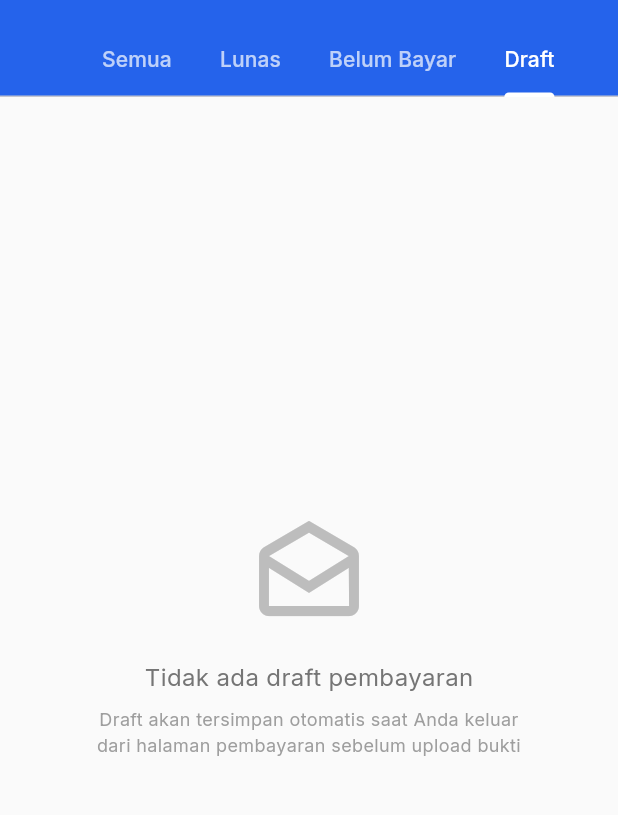
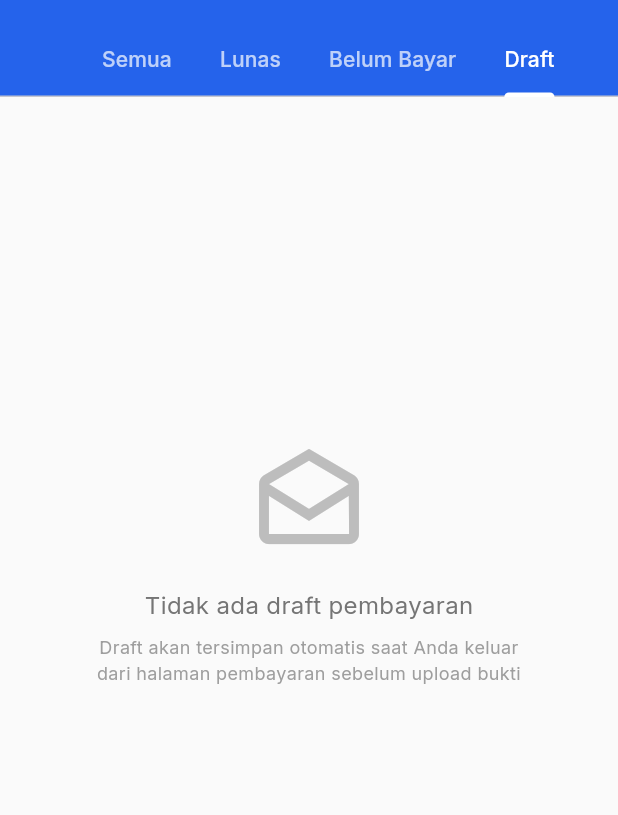
Before and after one commit to Zhal235/SIMPELS-2.0, a Flutter app: the PembayaranTab screen opened directly, tab 4 chosen, on a phone screen of 412 x 824 dp, the part 59-874 px from its top. Run offline on Flutter 3.47's test engine with Material 3 defaults, Android fonts, the light colour scheme and no system bars; our stand-ins replace dio, google_fonts, image_picker, shared_preferences; accounts and stored records are empty.

```diff
--- a/mobile/lib/screens/home_screen.dart
+++ b/mobile/lib/screens/home_screen.dart
@@ -777,7 +777,12 @@ class _PembayaranTabState extends State<PembayaranTab>
 
   Widget _buildTagihanList(List<dynamic> tagihan) {
     if (tagihan.isEmpty) {
-      return Center(
+      return ListView(
+        physics: const AlwaysScrollableScrollPhysics(),
+        children: [
+          SizedBox(
+            height: MediaQuery.of(context).size.height - 300,
+            child: Center(
               child: Column(
                 mainAxisAlignment: MainAxisAlignment.center,
                 children: [
@@ -790,11 +795,15 @@ class _PembayaranTabState extends State<PembayaranTab>
                   ),
                 ],
               ),
+            ),
+          ),
+        ],
       );
     }
 
     return ListView.builder(
       padding: const EdgeInsets.all(16),
+      physics: const AlwaysScrollableScrollPhysics(),
       itemCount: tagihan.length,
       itemBuilder: (context, index) {
         final item = tagihan[index];
@@ -1157,15 +1166,19 @@ class _RiwayatTabState extends State<RiwayatTab> {
         return dateB.compareTo(dateA);
       });
 
+      if (mounted) {
         setState(() {
           _riwayatList = combined;
           _isLoading = false;
         });
+      }
     } catch (e) {
+      if (mounted) {
         setState(() {
           _errorMessage = 'Gagal memuat riwayat: $e';
           _isLoading = false;
         });
+      }
     }
   }
 
@@ -1427,8 +1440,13 @@ class ProfileTab extends StatelessWidget {
       appBar: AppBar(
         title: const Text('Profile'),
       ),
-      body: ListView(
+      body: RefreshIndicator(
+        onRefresh: () async {
+          await authProvider.refreshData();
+        },
+        child: ListView(
           padding: const EdgeInsets.all(16),
+          physics: const AlwaysScrollableScrollPhysics(),
           children: [
           Card(
             child: Padding(
@@ -1541,6 +1559,7 @@ class ProfileTab extends StatelessWidget {
           ),
         ],
       ),
+      ),
     );
   }
 }
@@ -1619,7 +1638,14 @@ class _DraftPembayaranListState extends State<_DraftPembayaranList> {
   @override
   Widget build(BuildContext context) {
     if (_drafts.isEmpty) {
-      return Center(
+      return RefreshIndicator(
+        onRefresh: _loadDrafts,
+        child: ListView(
+          physics: const AlwaysScrollableScrollPhysics(),
+          children: [
+            SizedBox(
+              height: MediaQuery.of(context).size.height - 200,
+              child: Center(
                 child: Column(
                   mainAxisAlignment: MainAxisAlignment.center,
                   children: [
@@ -1637,11 +1663,18 @@ class _DraftPembayaranListState extends State<_DraftPembayaranList> {
                     ),
                   ],
                 ),
-      );
-    }
-
-    return ListView.builder(
+              ),
+            ),
+          ],
+        ),
+      );
+    }
+
+    return RefreshIndicator(
+      onRefresh: _loadDrafts,
+      child: ListView.builder(
         padding: const EdgeInsets.all(16),
+        physics: const AlwaysScrollableScrollPhysics(),
         itemCount: _drafts.length,
         itemBuilder: (context, index) {
         final draft = _drafts[index];
@@ -1966,6 +1999,7 @@ class _DraftPembayaranListState extends State<_DraftPembayaranList> {
           ),
         );
       },
+      ),
     );
   }
 }
```
Also changed, not shown: 1 other file. Lines whose indentation alone changed are shown as unchanged.
